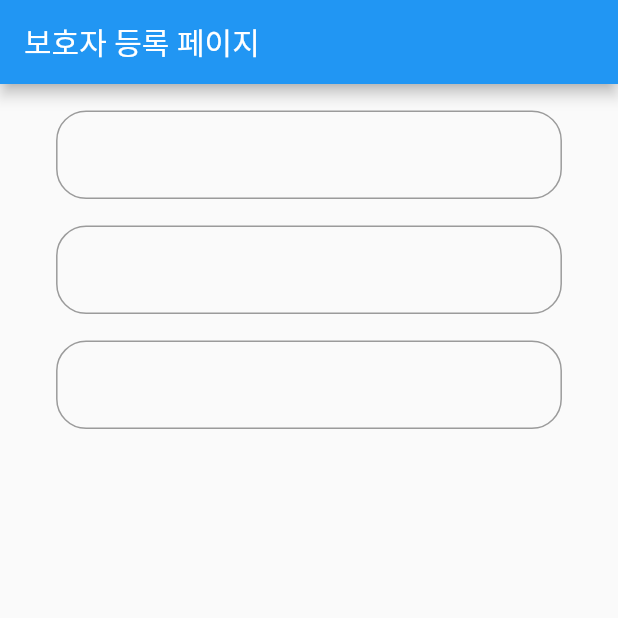
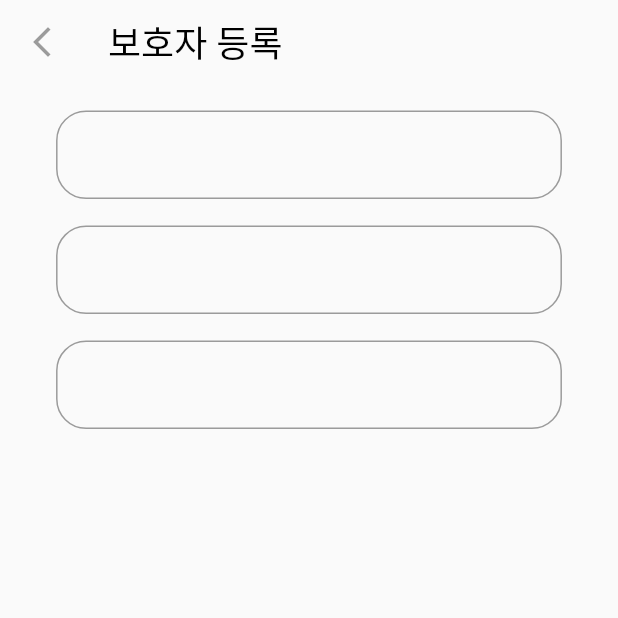
Before and after one commit to Yoochanhong-And-Children/Flutter, a Flutter app: the screen it shows after launch, on a phone screen of 412 x 824 dp, the top half of it. Run offline on Flutter 3.47's test engine with Material 2 defaults, Android fonts, the phone set to English and light mode, and no system bars; our stand-ins replace flutter_screenutil.

Commit message:
feat :: 앱바 퍼블리싱
앱바 그림자 제거, 배경색 제거

```diff
--- a/yoochanhong_and_children/lib/screen/protector_registration_page.dart
+++ b/yoochanhong_and_children/lib/screen/protector_registration_page.dart
@@ -35,9 +35,14 @@ class _ProtectorRegistrationPageState extends State<ProtectorRegistrationPage> {
   Widget build(BuildContext context) {
     return Scaffold(
       appBar: AppBar(
+        backgroundColor: Colors.transparent,
+        elevation: 0.0,
         title: Text(
-          '보호자 등록 페이지',
+          "보호자 등록",
+          style: TextStyle(color: Colors.black, fontSize: 24),
         ),
+        leading: IconButton(
+            onPressed: null, icon: Icon(Icons.arrow_back_ios_new_sharp)),
       ),
       body: Center(
         child: Column(
```
